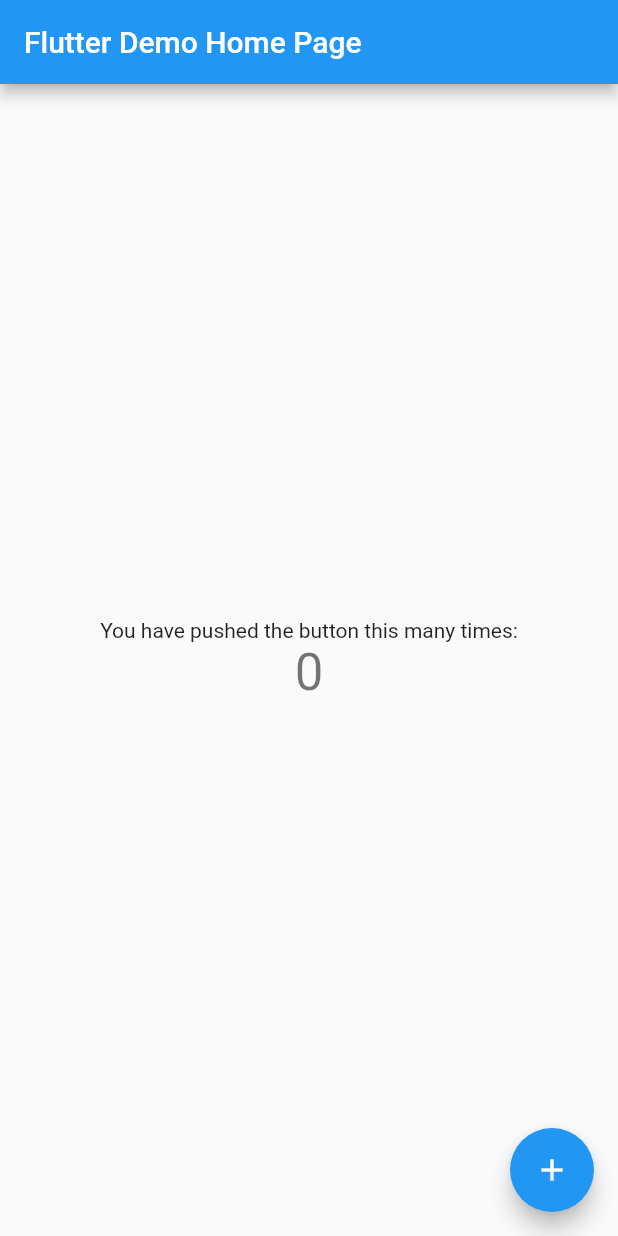
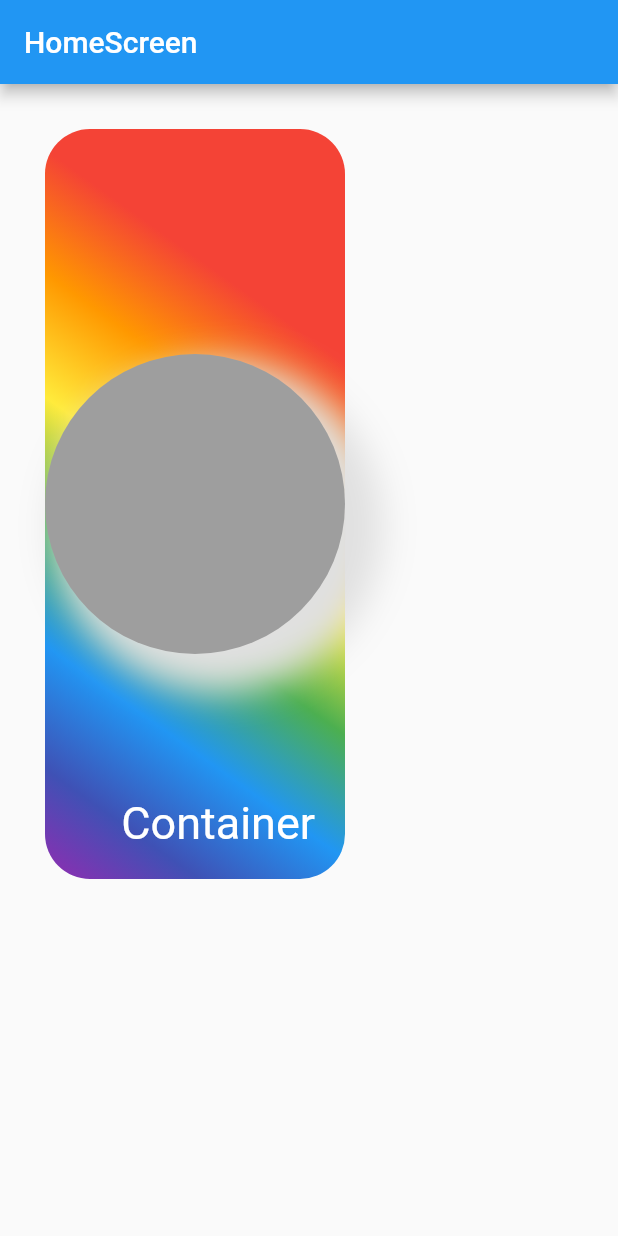
Before and after one commit to jinhan38/flutter_lecture_offline, a Flutter app: the screen it shows after launch, on a phone screen of 412 x 824 dp. Run offline on Flutter 3.47's test engine with Material 2 defaults, Android fonts, the phone set to English and light mode, and no system bars.

Commit message:
3주차 Container 위젯

```diff
--- /dev/null
+++ b/lib/ch3/widgets/container_widget.dart
@@ -0,0 +1,129 @@
+import 'package:flutter/material.dart';
+
+/// Container -> 하나의 위젯
+/// 개념 => 박스
+class ContainerWidget extends StatelessWidget {
+  const ContainerWidget({Key? key}) : super(key: key);
+
+  @override
+  Widget build(BuildContext context) {
+    /// 지금 저희가 하는건 Container 위젯을 어떻게 사용하는지 배움
+    return Container(
+      /// double.infinity : 최대한의 길이로 설정
+      // width: double.infinity,
+      width: 200,
+      height: 500,
+
+      /// constraints : 가로세로 최대,최소 값을 설정할 수 있습니다.
+      constraints: const BoxConstraints(
+        maxWidth: 500,
+        minWidth: 100,
+        maxHeight: 500,
+        minHeight: 100,
+      ),
+
+      /// Text라는 다른 위젯을 child(자식)에 넣어준다.
+      child: const Text(
+        "Container",
+        style: TextStyle(
+          fontSize: 30,
+          color: Colors.white,
+        ),
+      ),
+      alignment: Alignment.bottomRight,
+
+      /// margin : 지금 사용하고 있는
+      /// Container위젯 주변에 간격을 넣어주는 기능
+      margin: const EdgeInsets.all(30),
+      // margin: const EdgeInsets.only(left: 50, top: 100),
+      /// vertical : 세로, 위아래
+      /// horizontal : 가로, 왼쪽 오른쪽
+      // margin: const EdgeInsets.symmetric(vertical: 50, horizontal: 70),
+
+      // padding은 위젯 내부 간격을 줍니다.
+      padding: const EdgeInsets.all(20),
+
+      // color와 decoration은 동시에 사용할 수 없습니다.
+      // color: Colors.orange,
+
+      /// 위쪽을 꾸며줍니다.
+      decoration: BoxDecoration(
+        color: Colors.purple,
+
+        // border: Border.all(
+        //   color: Colors.red,
+        //   width: 10,
+        // ),
+
+        borderRadius: BorderRadius.circular(30),
+
+        gradient: const LinearGradient(
+          begin: Alignment.topLeft,
+          end: Alignment.bottomRight,
+
+          /// 1.57 -> 시계방향으로 90도
+          /// 3.14 -> 시계방향으로 180도 회전
+          /// 6.28 -> 시계방향으로 360도 회전
+          /// -1.57 -> 반 시계방향으로 90도
+          /// -3.14 -> 반 시계방향으로 180도 회전
+          /// -6.28 -> 반 시계방향으로 360도 회전
+          transform: GradientRotation(1),
+          colors: [
+            Colors.red,
+            Colors.red,
+            Colors.red,
+            Colors.orange,
+            Colors.yellow,
+            Colors.green,
+            Colors.blue,
+            Colors.indigo,
+            Colors.purple,
+          ],
+        ),
+
+        /// BoxShape.circle과 borderRaidus 동시 사용 불가
+        // shape: BoxShape.circle,
+
+        // border: Border.symmetric(
+        //   vertical: BorderSide(
+        //     color: Colors.green,
+        //     width: 10,
+        //   ),
+        //   horizontal: BorderSide(
+        //     color: Colors.blue,
+        //     width: 10,
+        //   ),
+        // ),
+        // borderRadius: BorderRadius.only(
+        //   topLeft: Radius.circular(30),
+        //   topRight: Radius.circular(50),
+        //   bottomLeft: Radius.circular(20),
+        //   bottomRight: Radius.circular(10),
+        // ),
+      ),
+
+      /// 가장 앞쪽을 꾸며줍니다.
+      foregroundDecoration: BoxDecoration(
+        color: Colors.grey,
+        shape: BoxShape.circle,
+        boxShadow: [
+          BoxShadow(
+            color: Colors.grey.shade300,
+            blurRadius: 20,
+            spreadRadius: 10,
+
+            /// Offset : x, y 값을 넣는 클래스
+            /// 기준점 Container의 중심
+            /// x : 50 -> 오른쪽으로 50 이동
+            /// y : 50 -> 아래로 50 이동
+            /// x : -50 -> 왼쪽으로 50 이동
+            /// y : -50 -> 위로 50 이동
+            offset: Offset(15, 15),
+
+            blurStyle: BlurStyle.normal
+          ),
+        ],
+      ),
+    );
+  }
+}
--- /dev/null
+++ b/lib/home_screen.dart
@@ -0,0 +1,17 @@
+import 'package:f_lecture/ch3/widgets/container_widget.dart';
+import 'package:flutter/material.dart';
+
+/// 단축키 stl
+class HomeScreen extends StatelessWidget {
+  const HomeScreen({Key? key}) : super(key: key);
+
+  @override
+  Widget build(BuildContext context) {
+    return Scaffold(
+      appBar: AppBar(
+        title: Text("HomeScreen"),
+      ),
+      body: ContainerWidget(),
+    );
+  }
+}
--- a/lib/main.dart
+++ b/lib/main.dart
@@ -1,118 +1,24 @@
 import 'package:flutter/material.dart';
 
-import 'ch1/variable.dart';
+import 'home_screen.dart';
 
+/// main 함수, 앱을 실행하면 가장 먼저 실행되는 함수
 void main() {
-  Variable();
+  /// runApp 앱을 실행 시키기 위해서 호출하는 함수
   runApp(const MyApp());
 }
 
 class MyApp extends StatelessWidget {
   const MyApp({super.key});
 
-  // This widget is the root of your application.
   @override
   Widget build(BuildContext context) {
     return MaterialApp(
       title: 'Flutter Demo',
       theme: ThemeData(
-        // This is the theme of your application.
-        //
-        // Try running your application with "flutter run". You'll see the
-        // application has a blue toolbar. Then, without quitting the app, try
-        // changing the primarySwatch below to Colors.green and then invoke
-        // "hot reload" (press "r" in the console where you ran "flutter run",
-        // or simply save your changes to "hot reload" in a Flutter IDE).
-        // Notice that the counter didn't reset back to zero; the application
-        // is not restarted.
         primarySwatch: Colors.blue,
       ),
-      home: const MyHomePage(title: 'Flutter Demo Home Page'),
+      home: const HomeScreen(),
     );
   }
 }
-
-class MyHomePage extends StatefulWidget {
-  const MyHomePage({super.key, required this.title});
-
-  // This widget is the home page of your application. It is stateful, meaning
-  // that it has a State object (defined below) that contains fields that affect
-  // how it looks.
-
-  // This class is the configuration for the state. It holds the values (in this
-  // case the title) provided by the parent (in this case the App widget) and
-  // used by the build method of the State. Fields in a Widget subclass are
-  // always marked "final".
-
-  final String title;
-
-  @override
-  State<MyHomePage> createState() => _MyHomePageState();
-}
-
-class _MyHomePageState extends State<MyHomePage> {
-  int _counter = 0;
-
-  void _incrementCounter() {
-    setState(() {
-      // This call to setState tells the Flutter framework that something has
-      // changed in this State, which causes it to rerun the build method below
-      // so that the display can reflect the updated values. If we changed
-      // _counter without calling setState(), then the build method would not be
-      // called again, and so nothing would appear to happen.
-      _counter++;
-    });
-  }
-
-  @override
-  Widget build(BuildContext context) {
-    // This method is rerun every time setState is called, for instance as done
-    // by the _incrementCounter method above.
-    //
-    // The Flutter framework has been optimized to make rerunning build methods
-    // fast, so that you can just rebuild anything that needs updating rather
-    // than having to individually change instances of widgets.
-    return Scaffold(
-      appBar: AppBar(
-        // Here we take the value from the MyHomePage object that was created by
-        // the App.build method, and use it to set our appbar title.
-        title: Text(widget.title),
-      ),
-      body: Center(
-        // Center is a layout widget. It takes a single child and positions it
-        // in the middle of the parent.
-        child: Column(
-          // Column is also a layout widget. It takes a list of children and
-          // arranges them vertically. By default, it sizes itself to fit its
-          // children horizontally, and tries to be as tall as its parent.
-          //
-          // Invoke "debug painting" (press "p" in the console, choose the
-          // "Toggle Debug Paint" action from the Flutter Inspector in Android
-          // Studio, or the "Toggle Debug Paint" command in Visual Studio Code)
-          // to see the wireframe for each widget.
-          //
-          // Column has various properties to control how it sizes itself and
-          // how it positions its children. Here we use mainAxisAlignment to
-          // center the children vertically; the main axis here is the vertical
-          // axis because Columns are vertical (the cross axis would be
-          // horizontal).
-          mainAxisAlignment: MainAxisAlignment.center,
-          children: <Widget>[
-            const Text(
-              'You have pushed the button this many times:',
-            ),
-            Text(
-              '$_counter',
-              style: Theme.of(context).textTheme.headlineMedium,
-            ),
-          ],
-        ),
-      ),
-      floatingActionButton: FloatingActionButton(
-        onPressed: _incrementCounter,
-        tooltip: 'Increment',
-        child: const Icon(Icons.add),
-      ), // This trailing comma makes auto-formatting nicer for build methods.
-    );
-  }
-}
```
Also changed, not shown: 1 other file.
